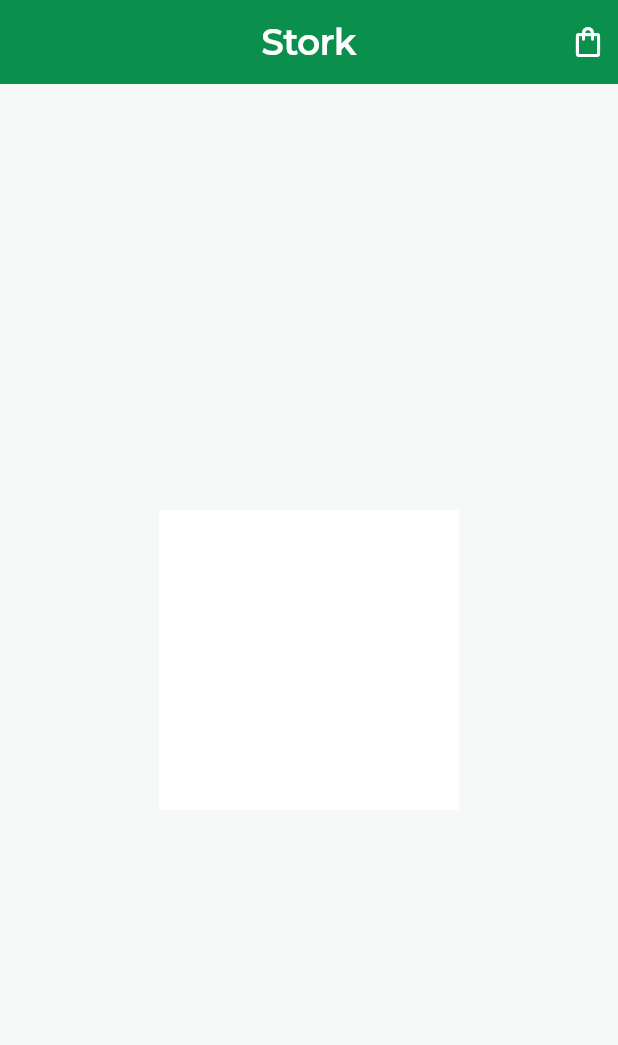
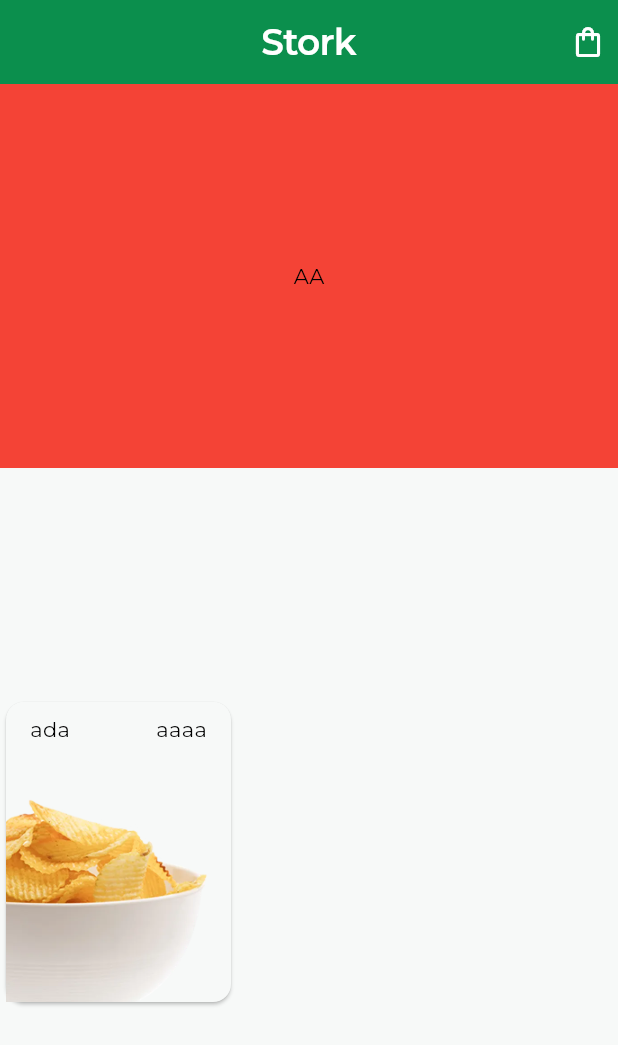
Before and after one commit to narkuvatov13/stork, a Flutter app: the screen it shows after launch, on a phone screen of 412 x 824 dp. Shown: the top 1045 px of the screen. Run offline on Flutter 3.47's test engine with Material 3 defaults, Android fonts, the phone set to English and light mode, and no system bars; our stand-ins replace flutter_riverpod, go_router, logger; project files that could hold a hidden picture were left out.

```diff
--- a/lib/features/home/view/home_page.dart
+++ b/lib/features/home/view/home_page.dart
@@ -1,5 +1,7 @@
 import 'package:flutter/material.dart';
 import 'package:flutter_riverpod/flutter_riverpod.dart';
+import 'package:stork/utils/constants/app_colors.dart';
+import 'package:stork/utils/constants/app_sizes.dart';
 
 class HomePage extends ConsumerStatefulWidget {
   const HomePage({super.key});
@@ -17,8 +19,81 @@ class _HomePageState extends ConsumerState<HomePage> {
         title: Text('Stork'),
         actions: [Icon(Icons.shopping_bag_outlined)],
       ),
-      body: Center(
-        child: Container(width: 200, height: 200, decoration: BoxDecoration(color: Colors.white)),
+      body: Column(
+        children: [
+          Expanded(
+            flex: 3,
+            child: PageView(
+              children: [
+                Container(
+                  width: 200,
+                  height: 200,
+                  decoration: BoxDecoration(color: Colors.red),
+                  child: Center(child: Text('AA')),
+                ),
+                Container(
+                  width: 200,
+                  height: 200,
+                  decoration: BoxDecoration(color: Colors.purple),
+                  child: Center(child: Text('AA')),
+                ),
+                Container(
+                  width: 200,
+                  height: 200,
+                  decoration: BoxDecoration(color: Colors.green),
+                  child: Center(child: Text('BB')),
+                ),
+                Container(
+                  width: 200,
+                  height: 200,
+                  decoration: BoxDecoration(color: Colors.red),
+                  child: Center(child: Text('CC')),
+                ),
+              ],
+            ),
+          ),
+          Expanded(
+            flex: 6,
+            child: Row(
+              children: [
+                Card(
+                  color: AppColors.primaryBackground,
+                  // shape: RoundedRectangleBorder(borderRadius: BorderRadius.circular(16)),
+                  child: Ink(
+                    height: 200,
+                    width: 150,
+                    // padding: EdgeInsets.all(15),
+                    decoration: BoxDecoration(
+                      image: DecorationImage(
+                        image: AssetImage('assets/images/categories/atistirmalik.webp'),
+                        alignment: Alignment.bottomLeft,
+                      ),
+                    ),
+                    child: InkWell(
+                      onTap: () {},
+                      // splashColor: Colors.red,
+                      // borderRadius: BorderRadius.circular(12),
+                      customBorder: RoundedRectangleBorder(borderRadius: BorderRadius.circular(12)),
+                      // splashFactory: ,
+                      child: Padding(
+                        padding: const EdgeInsets.symmetric(
+                          horizontal: AppSizes.md,
+                          vertical: AppSizes.sm,
+                        ),
+                        child: Row(
+                          crossAxisAlignment: CrossAxisAlignment.start,
+                          mainAxisAlignment: MainAxisAlignment.spaceBetween,
+                          children: [Text('ada'), Text('aaaa')],
+                        ),
+                      ),
+                    ),
+                  ),
+                ),
+              ],
+            ),
+          ),
+          // Container(width: 200, height: 200, decoration: BoxDecoration(color: Colors.white)),
+        ],
       ),
     );
   }
--- a/lib/features/home/widgets/button_widgets/app_bar_button.dart
+++ /dev/null
@@ -1,24 +0,0 @@
-import 'package:flutter/material.dart';
-import 'package:stork/utils/constants/app_colors.dart';
-
-Widget appBarButton() {
-  return Container(
-    constraints: BoxConstraints(minWidth: 100),
-    height: 30,
-    margin: EdgeInsets.only(right: 6),
-    // padding: EdgeInsets.symmetric(horizontal: 10, vertical: 5),
-    decoration: BoxDecoration(
-      color: surface,
-      borderRadius: BorderRadius.circular(20),
-      border: Border.all(color: surface),
-    ),
-    child: Row(
-      mainAxisAlignment: MainAxisAlignment.spaceAround,
-      children: [
-        Icon(Icons.shopping_bag),
-
-        Container(color: Colors.red, child: Text('1111111111111111111111')),
-      ],
-    ),
-  );
-}
--- a/lib/utils/constants/app_image_strings.dart
+++ b/lib/utils/constants/app_image_strings.dart
@@ -4,6 +4,9 @@ class AppImageString {
   // App Logos
   static const String lightAppLogo = "assets/logos/logo-black.png";
   static const String darkAppLogo = "assets/logos/logo-black.png";
+  // Categories Images
+  static const String atistirmalik = "assets/images/categories/atistirmalik.webp";
+  static const String bebek = "assets/images/categories/bebek.webp";
 
   // Social Logos
   static const String google = "assets/logos/google-icon.png";
```
Also changed, not shown: pubspec.yaml (+25 -0 lines), assets/images/categories/Et-tavuk-balik.webp (added), assets/images/categories/atistirmalik.webp (added), assets/images/categories/bebek.webp (added), assets/images/categories/ev-bakim.webp (added), assets/images/categories/ev-yasam.webp (added), assets/images/categories/firinda.webp (added), assets/images/categories/icecekl.webp (added), assets/images/categories/kahvaltilik.webp (added), assets/images/categories/kisisel-bakim.webp (added), assets/images/categories/meyve_sebze.webp (added), assets/images/categories/temel-gida.webp (added), pubspec.lock, 3 other files.
